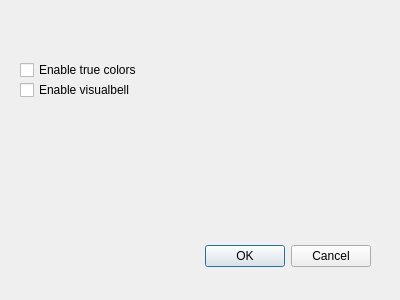
First picture: the form in untitled.ui, repository teto/vim-config, before the edit.
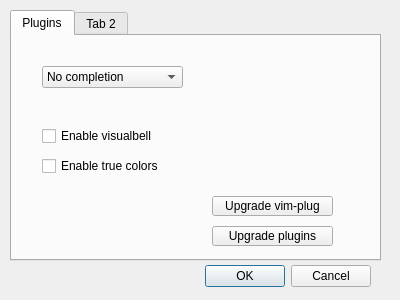
Second picture: the form after the edit.

The edit to the form file:
```diff
--- a/untitled.ui
+++ b/untitled.ui
@@ -17,7 +17,7 @@
    <property name="geometry">
     <rect>
      <x>30</x>
-     <y>240</y>
+     <y>260</y>
      <width>341</width>
      <height>32</height>
     </rect>
@@ -29,11 +29,27 @@
     <set>QDialogButtonBox::Cancel|QDialogButtonBox::Ok</set>
    </property>
   </widget>
+  <widget class="QTabWidget" name="tabWidget">
+   <property name="geometry">
+    <rect>
+     <x>10</x>
+     <y>10</y>
+     <width>371</width>
+     <height>251</height>
+    </rect>
+   </property>
+   <property name="currentIndex">
+    <number>0</number>
+   </property>
+   <widget class="QWidget" name="plug">
+    <attribute name="title">
+     <string>Plugins</string>
+    </attribute>
   <widget class="QCheckBox" name="checkBox_termguicolors">
    <property name="geometry">
     <rect>
-     <x>20</x>
-     <y>60</y>
+       <x>30</x>
+       <y>120</y>
      <width>141</width>
      <height>20</height>
     </rect>
@@ -45,8 +61,8 @@
   <widget class="QCheckBox" name="checkBox_visualbell">
    <property name="geometry">
     <rect>
-     <x>20</x>
-     <y>80</y>
+       <x>30</x>
+       <y>90</y>
      <width>141</width>
      <height>20</height>
     </rect>
@@ -54,6 +70,69 @@
    <property name="text">
     <string>Enable visualbell</string>
    </property>
+    </widget>
+    <widget class="QPushButton" name="pushButton">
+     <property name="geometry">
+      <rect>
+       <x>200</x>
+       <y>160</y>
+       <width>121</width>
+       <height>20</height>
+      </rect>
+     </property>
+     <property name="text">
+      <string>Upgrade vim-plug</string>
+     </property>
+    </widget>
+    <widget class="QPushButton" name="pushButton_2">
+     <property name="geometry">
+      <rect>
+       <x>200</x>
+       <y>190</y>
+       <width>121</width>
+       <height>20</height>
+      </rect>
+     </property>
+     <property name="text">
+      <string>Upgrade plugins</string>
+     </property>
+    </widget>
+    <widget class="QComboBox" name="comboBox">
+     <property name="geometry">
+      <rect>
+       <x>30</x>
+       <y>30</y>
+       <width>141</width>
+       <height>22</height>
+      </rect>
+     </property>
+     <item>
+      <property name="text">
+       <string>No completion</string>
+      </property>
+     </item>
+     <item>
+      <property name="text">
+       <string>YouCompleteMe completion</string>
+      </property>
+     </item>
+     <item>
+      <property name="text">
+       <string>Rtags completion</string>
+      </property>
+     </item>
+     <item>
+      <property name="text">
+       <string>Deoplete Completion</string>
+      </property>
+     </item>
+    </widget>
+   </widget>
+   <widget class="QWidget" name="tab_2">
+    <attribute name="title">
+     <string>Tab 2</string>
+    </attribute>
+   </widget>
   </widget>
  </widget>
  <resources/>
```
Left out of the diff: 3 changed lines with no effect on the pictures. Lines whose indentation alone changed are shown as unchanged.
